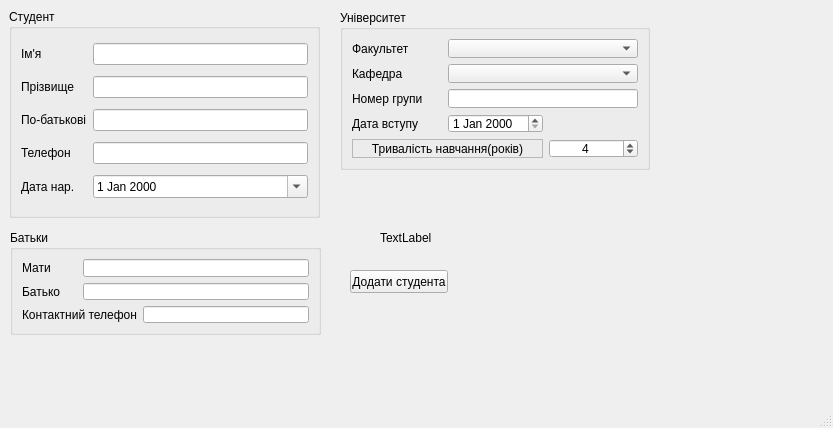
Barlend/StudBd, file addstudentform.ui: the form before one commit.
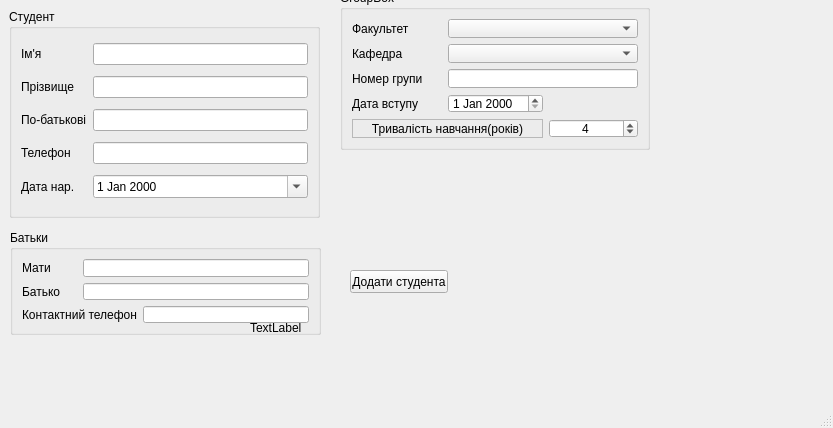
The form after the commit.

The edit to the form file:
```diff
--- a/addstudentform.ui
+++ b/addstudentform.ui
@@ -202,8 +202,8 @@
    <widget class="QLabel" name="label_12">
     <property name="geometry">
      <rect>
-      <x>380</x>
-      <y>230</y>
+      <x>250</x>
+      <y>320</y>
       <width>171</width>
       <height>16</height>
      </rect>
@@ -216,13 +216,13 @@
     <property name="geometry">
      <rect>
       <x>340</x>
-      <y>10</y>
+      <y>-10</y>
       <width>310</width>
       <height>160</height>
      </rect>
     </property>
     <property name="title">
-     <string>Університет</string>
+     <string>GroupBox</string>
     </property>
     <layout class="QGridLayout" name="gridLayout_3">
      <item row="0" column="0">
```
Left out of the diff: 16 changed lines with no effect on the pictures.
